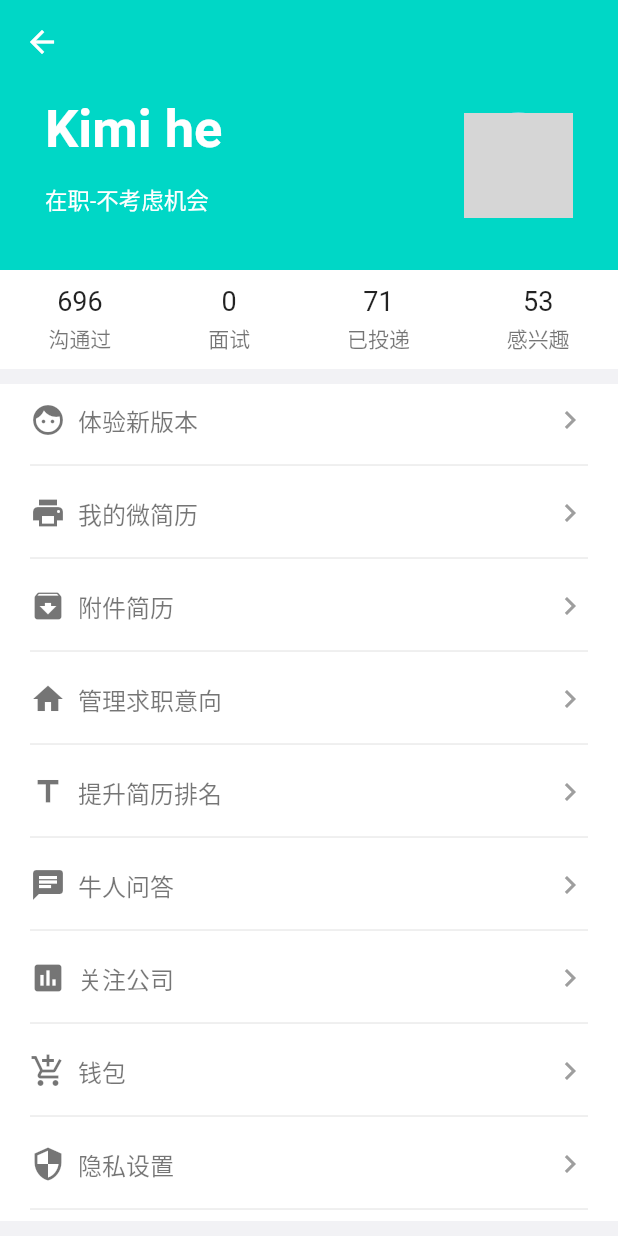
After one commit to qdqdGit/lssy, a Flutter app: the MinePage screen opened directly, on a phone screen of 412 x 824 dp. The commit adds this screen. Run offline on Flutter 3.47's test engine with Material 2 defaults, Android fonts, the phone set to English and light mode, and no system bars; our stand-ins replace redux; network calls fail; grey boxes are pictures that could not be loaded.

Commit message:
保存个人中心

```diff
--- a/lib/main.dart
+++ b/lib/main.dart
@@ -4,6 +4,8 @@ import 'package:lssy/splash.dart';
 import 'package:lssy/layout_type.dart';
 import 'package:lssy/widgets/job_page.dart';
 import 'package:lssy/widgets/company_page.dart';
+import 'package:lssy/widgets/chat_page.dart';
+import 'package:lssy/widgets/mine_page.dart';
 
 void main(){
   runApp(App());
@@ -127,9 +129,9 @@ class _MainPageState extends State<MainPage>{
       case LayoutType.company:
         return CompanyPage();
       case LayoutType.chat:
-        return JobPage();
+        return ChatPage();
       case LayoutType.mine:
-        return JobPage();
+        return MinePage();
     }
   }
 
--- /dev/null
+++ b/lib/widgets/chat_page.dart
@@ -0,0 +1,30 @@
+import 'package:flutter/material.dart';
+
+class ChatPage extends StatefulWidget{
+  @override
+  _ChatPageState createState() => _ChatPageState();
+}
+
+class _ChatPageState extends State<ChatPage> with AutomaticKeepAliveClientMixin{
+  @override
+  bool get wantKeepAlive => true;
+
+  @override
+  Widget build(BuildContext context) {
+    return new Scaffold(
+      appBar: new AppBar(
+        elevation: 0.0,
+        centerTitle: true,
+        title: new Text('聊 天',style: new TextStyle(fontSize: 20.0,color: Colors.white)),
+      ),
+      body: new Center(
+        child: new Column(
+          mainAxisAlignment: MainAxisAlignment.center,
+          children: <Widget>[
+            new Text('暂无消息',style: TextStyle(color:Colors.grey,fontSize: 26.0),),
+          ],
+        ),
+      ),
+    );
+  }
+}
--- /dev/null
+++ b/lib/widgets/mine/contact_item.dart
@@ -0,0 +1,26 @@
+import 'package:flutter/material.dart';
+
+class ContactItem extends StatelessWidget{
+  ContactItem({Key key,this.count,this.title,this.onPressed}) : super(key:key);
+
+  final String count;
+  final String title;
+  final VoidCallback onPressed;
+
+  @override
+  Widget build(BuildContext context) {
+    return new GestureDetector(
+      onTap: onPressed,
+      child: new Column(
+        children: <Widget>[
+          new Padding(padding: const EdgeInsets.only(
+            bottom: 4.0,
+          ),
+          child: new Text(count, style: new TextStyle(fontSize: 18.0)),
+          ),
+          new Text(title,style: new TextStyle(color: Colors.black54,fontSize: 14.0)),
+        ],
+      ),
+    );
+  }
+}
--- /dev/null
+++ b/lib/widgets/mine/menu_item.dart
@@ -0,0 +1,34 @@
+import 'package:flutter/material.dart';
+
+class MenuItem extends StatelessWidget{
+  MenuItem({Key key,this.icon,this.title,this.onPressed}) : super(key:key);
+
+  final IconData icon;
+  final String title;
+  final VoidCallback onPressed;
+
+  Widget build(BuildContext context) {
+    return new GestureDetector(
+      onTap: onPressed,
+      child: new Column(
+        children: <Widget>[
+          new Padding(padding:const EdgeInsets.only(left: 20.0,top: 12.0,right: 20.0,bottom: 10.0),
+          child: new Row(
+            children: <Widget>[
+              new Padding(padding: const EdgeInsets.only(
+                right: 8.0,
+              ),
+              child: new Icon(icon,color: Colors.black54,),),
+              new Expanded(child: new Text(title,style: new TextStyle(color: Colors.black54,fontSize: 16.0),),),
+              new Icon(Icons.chevron_right,color: Colors.grey,)
+            ],
+          ),),
+          new Padding(
+            padding: const EdgeInsets.only(left: 20.0,right: 20.0),
+            child: new Divider(),
+          )
+        ],
+      ),
+    );
+  }
+}
--- /dev/null
+++ b/lib/widgets/mine_page.dart
@@ -0,0 +1,159 @@
+import 'package:flutter/material.dart';
+import 'package:lssy/widgets/mine/contact_item.dart';
+import 'package:lssy/widgets/mine/menu_item.dart';
+
+class MinePage extends StatefulWidget{
+  @override
+  _MinePageState createState() => _MinePageState();
+}
+
+class _MinePageState extends State<MinePage> with AutomaticKeepAliveClientMixin<MinePage>{
+  final double _appBarHeight = 180.0;
+  final String _userHead = 'https://img01.sogoucdn.com/net/a/04/link?appid=100520145&url=http%3A%2F%2Fimg02.store.sogou.com%2Fapp%2Fa%2F10010016%2F3932858af475958e1028fe5c73295cc7';
+
+  @override
+  bool get wantKeepAlive => true;
+
+  @override
+  Widget build(BuildContext context) {
+    // TODO: implement build
+    return new Scaffold(
+      backgroundColor: new Color.fromARGB(255, 242, 242, 245),
+      body: new CustomScrollView(
+        slivers: <Widget>[
+          new SliverAppBar(
+            expandedHeight: _appBarHeight,
+            flexibleSpace: new FlexibleSpaceBar(
+              collapseMode: CollapseMode.parallax,
+              background: new Stack(
+                fit: StackFit.expand,
+                children: <Widget>[
+                  const DecoratedBox(decoration: const BoxDecoration(
+                    gradient: const LinearGradient(
+                      begin: const Alignment(0.0, -1.0),
+                      end: const Alignment(0.0, -0.4),
+                      colors: const <Color>[
+                        const Color(0x00000000),
+                        const Color(0x00000000)
+                      ],
+                    ),
+                  )),
+                  new Row(
+                    mainAxisAlignment: MainAxisAlignment.start,
+                    children: <Widget>[
+                      new Expanded(
+                        flex: 3,
+                        child: new Column(
+                          mainAxisAlignment: MainAxisAlignment.center,
+                          crossAxisAlignment: CrossAxisAlignment.start,
+                          children: <Widget>[
+                            new Padding(padding: const EdgeInsets.only(top: 30.0,left: 30.0,bottom: 15.0,),
+                            child: new Text(
+                              'Kimi he',
+                              style: new TextStyle(
+                                color: Colors.white,
+                                fontWeight: FontWeight.bold,
+                                fontSize: 35.0
+                              ),
+                            ),
+                            ),
+                            new Padding(padding: const EdgeInsets.only(left: 30.0),
+                              child: new Text(
+                                '在职-不考虑机会',
+                                style: new TextStyle(
+                                  color: Colors.white,fontSize: 15.0
+                                ),
+                              ),),
+                          ],
+                        ),
+                      ),
+                      new Expanded(
+                        flex: 1,
+                        child: new Padding(padding: const EdgeInsets.only(top: 40.0,right: 30.0),
+                        child: new CircleAvatar(radius: 35.0,backgroundImage: new NetworkImage(_userHead),),),
+                      )
+                    ],
+                  )
+                ],
+              ),
+            ),
+          ),
+          new SliverList(
+              delegate: new SliverChildListDelegate(<Widget>[
+                new Container(
+                  color: Colors.white,
+                  child: new Padding(
+                    padding: const EdgeInsets.only(top: 10.0,bottom: 10.0),
+                    child: new Row(
+                      mainAxisAlignment: MainAxisAlignment.spaceAround,
+                      children: <Widget>[
+                        new ContactItem(
+                          count: '696',
+                          title: '沟通过',
+                        ),
+                        new ContactItem(
+                          count: '0',
+                          title: '面试',
+                        ),
+                        new ContactItem(
+                          count: '71',
+                          title: '已投递',
+                        ),
+                        new ContactItem(
+                          count: '53',
+                          title: '感兴趣',
+                        )
+                      ],
+                    ),
+                  ),
+                ),
+                new Container(
+                  color: Colors.white,
+                  margin: const EdgeInsets.only(top: 10.0),
+                  child: Column(
+                    children: <Widget>[
+                      new MenuItem(
+                        icon: Icons.face,
+                        title: '体验新版本',
+                      ),
+                      new MenuItem(
+                        icon: Icons.print,
+                        title: '我的微简历',
+                      ),
+                      new MenuItem(
+                        icon: Icons.archive,
+                        title: '附件简历',
+                      ),
+                      new MenuItem(
+                        icon: Icons.home,
+                        title: '管理求职意向',
+                      ),
+                      new MenuItem(
+                        icon: Icons.title,
+                        title: '提升简历排名',
+                      ),
+                      new MenuItem(
+                        icon: Icons.chat,
+                        title: '牛人问答',
+                      ),
+                      new MenuItem(
+                        icon: Icons.assessment,
+                        title: '关注公司',
+                      ),
+                      new MenuItem(
+                        icon: Icons.add_shopping_cart,
+                        title: '钱包',
+                      ),
+                      new MenuItem(
+                        icon: Icons.security,
+                        title: '隐私设置',
+                      ),
+                    ],
+                  ),
+                )
+              ]))
+        ],
+      ),
+    );
+  }
+}
```
